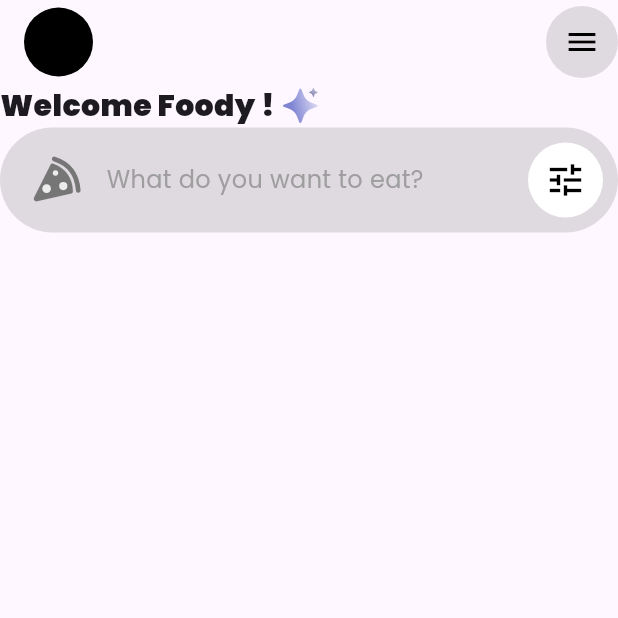
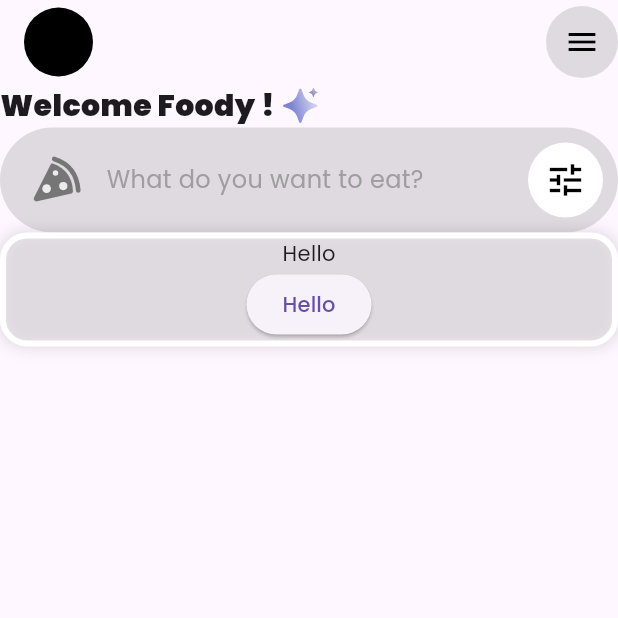
Before and after one commit to Nishan123/Yumm-AI, a Flutter app: the screen it shows after launch, on a phone screen of 412 x 824 dp, the top half of it. Run offline on Flutter 3.47's test engine with Material 3 defaults, Android fonts, the phone set to English and light mode, and no system bars; our stand-ins replace flutter_svg.

Commit message:
added some new widgets in home screen

```diff
--- a/lib/core/styles/app_colors.dart
+++ b/lib/core/styles/app_colors.dart
@@ -3,4 +3,6 @@ import 'package:flutter/material.dart';
 class AppColors {
   static Color blackColor = Colors.black;
   static Color lightBlackColor = Colors.black12;
+  static Color whiteColor = Colors.white;
+
 }
--- a/lib/screens/home/home_screen.dart
+++ b/lib/screens/home/home_screen.dart
@@ -2,6 +2,7 @@ import 'package:flutter/material.dart';
 import 'package:yumm_ai/screens/home/widgets/home_app_bar.dart';
 import 'package:yumm_ai/screens/home/widgets/home_search_bar.dart';
 import 'package:yumm_ai/screens/home/widgets/welcome_text.dart';
+import 'package:yumm_ai/widgets/purchase_premium_card.dart';
 
 class HomeScreen extends StatelessWidget{
   const HomeScreen({super.key});
@@ -13,7 +14,8 @@ class HomeScreen extends StatelessWidget{
       body: SafeArea(child: Column(
         children: [
           WelcomeText(),
-          HomeSearchBar()
+          HomeSearchBar(),
+          PurchasePremiumCard()
         ],
       )),
     );
--- /dev/null
+++ b/lib/widgets/purchase_premium_card.dart
@@ -0,0 +1,22 @@
+import 'package:flutter/material.dart';
+import 'package:flutter/widgets.dart';
+import 'package:yumm_ai/core/styles/app_colors.dart';
+
+class PurchasePremiumCard extends StatelessWidget {
+  const PurchasePremiumCard({super.key});
+  @override
+  Widget build(BuildContext context) {
+    return Container(
+      width: MediaQuery.of(context).size.width,
+      decoration: BoxDecoration(
+        borderRadius: BorderRadius.circular(18),
+        border: Border.all(color: AppColors.whiteColor,width: 4),
+        boxShadow: [BoxShadow(color: AppColors.lightBlackColor,spreadRadius: 1,blurRadius: 8)],
+      ),
+      child: Column(children: [
+        Text("Hello"),
+        ElevatedButton(onPressed: (){},child: Text("Hello"),)
+      ],),
+    );
+  }
+}
```
Also changed, not shown: lib/screens/home/widgets/home_search_bar.dart (+3 -5 lines), 1 other file.
